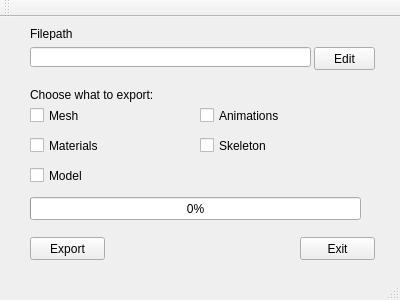
Old version of the form ExportBBF/ExportBBF/mainwindow.ui in the repository Chringo/Exporter.
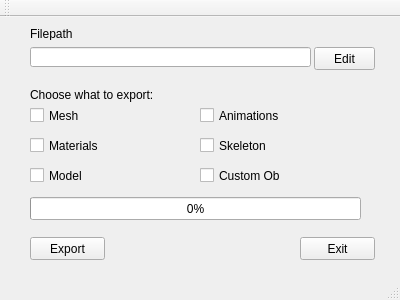
New version of the form.

Commit message: ADDED support ofr custom oobb

The edit to the form file:
```diff
--- a/ExportBBF/ExportBBF/mainwindow.ui
+++ b/ExportBBF/ExportBBF/mainwindow.ui
@@ -167,6 +167,19 @@
      <string>Model</string>
     </property>
    </widget>
+   <widget class="QCheckBox" name="CustomObb">
+    <property name="geometry">
+     <rect>
+      <x>200</x>
+      <y>150</y>
+      <width>81</width>
+      <height>17</height>
+     </rect>
+    </property>
+    <property name="text">
+     <string>Custom Obb</string>
+    </property>
+   </widget>
   </widget>
   <widget class="QToolBar" name="mainToolBar">
    <attribute name="toolBarArea">
```
The commit also changes 7 other files.
